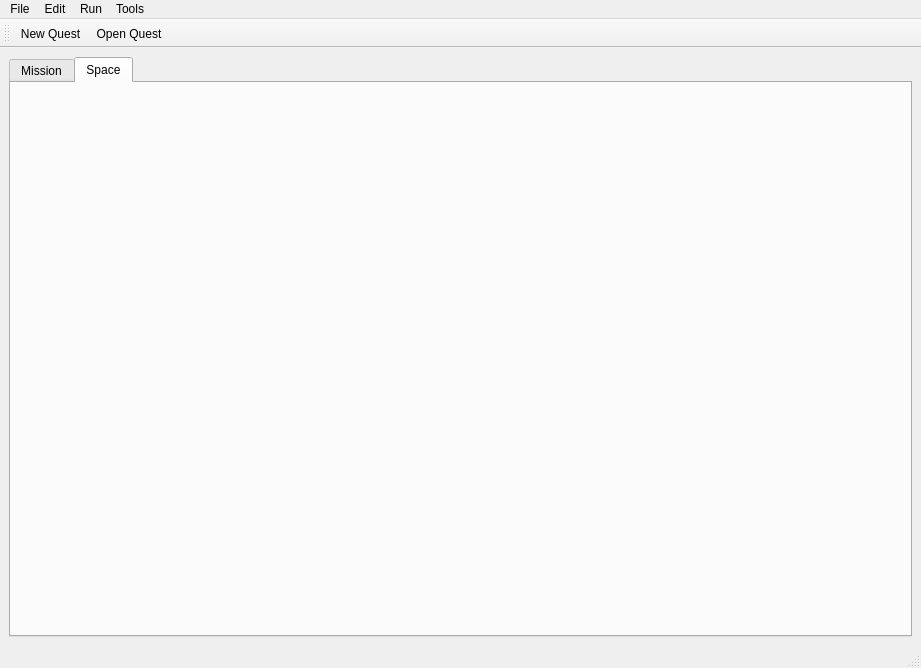
Before: the Qt Designer form ui/editorwindow.ui in hkeeble/ProcLevelDesigner, drawn with Qt 5.
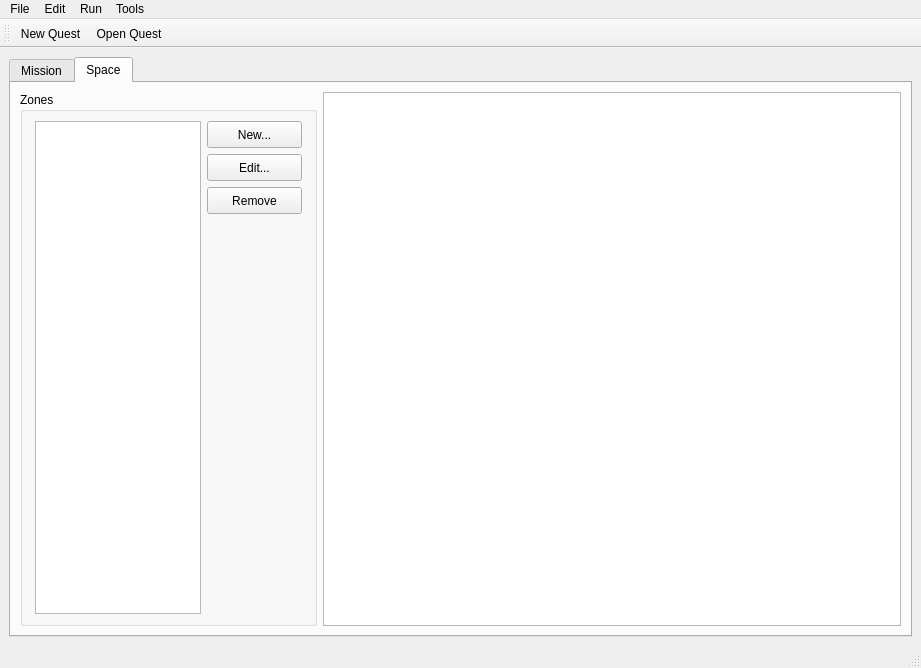
After: the same form once the commit is applied. The open tabs and pages were chosen to show the change.

Commit message: Working on zones and space

Patch:
```diff
--- a/ui/editorwindow.ui
+++ b/ui/editorwindow.ui
@@ -281,6 +281,134 @@
        <attribute name="title">
         <string>Space</string>
        </attribute>
+       <layout class="QGridLayout" name="gridLayout_6">
+        <item row="0" column="0">
+         <layout class="QHBoxLayout" name="horizontalLayout_3">
+          <item>
+           <widget class="QGroupBox" name="zoneGroupBox">
+            <property name="maximumSize">
+             <size>
+              <width>297</width>
+              <height>10000</height>
+             </size>
+            </property>
+            <property name="title">
+             <string>Zones</string>
+            </property>
+            <layout class="QGridLayout" name="gridLayout_5">
+             <item row="0" column="0">
+              <layout class="QHBoxLayout" name="horizontalLayout_2">
+               <item>
+                <widget class="QListView" name="zoneList">
+                 <property name="minimumSize">
+                  <size>
+                   <width>166</width>
+                   <height>0</height>
+                  </size>
+                 </property>
+                 <property name="maximumSize">
+                  <size>
+                   <width>166</width>
+                   <height>16777215</height>
+                  </size>
+                 </property>
+                </widget>
+               </item>
+               <item>
+                <layout class="QVBoxLayout" name="verticalLayout_3">
+                 <item>
+                  <widget class="QPushButton" name="newZoneButton">
+                   <property name="minimumSize">
+                    <size>
+                     <width>95</width>
+                     <height>27</height>
+                    </size>
+                   </property>
+                   <property name="maximumSize">
+                    <size>
+                     <width>95</width>
+                     <height>27</height>
+                    </size>
+                   </property>
+                   <property name="text">
+                    <string>New...</string>
+                   </property>
+                  </widget>
+                 </item>
+                 <item>
+                  <widget class="QPushButton" name="editZoneButton">
+                   <property name="minimumSize">
+                    <size>
+                     <width>95</width>
+                     <height>27</height>
+                    </size>
+                   </property>
+                   <property name="maximumSize">
+                    <size>
+                     <width>95</width>
+                     <height>27</height>
+                    </size>
+                   </property>
+                   <property name="text">
+                    <string>Edit...</string>
+                   </property>
+                  </widget>
+                 </item>
+                 <item>
+                  <widget class="QPushButton" name="removeZoneButton">
+                   <property name="minimumSize">
+                    <size>
+                     <width>95</width>
+                     <height>27</height>
+                    </size>
+                   </property>
+                   <property name="maximumSize">
+                    <size>
+                     <width>95</width>
+                     <height>27</height>
+                    </size>
+                   </property>
+                   <property name="text">
+                    <string>Remove</string>
+                   </property>
+                  </widget>
+                 </item>
+                 <item>
+                  <spacer name="verticalSpacer_3">
+                   <property name="orientation">
+                    <enum>Qt::Vertical</enum>
+                   </property>
+                   <property name="sizeType">
+                    <enum>QSizePolicy::Expanding</enum>
+                   </property>
+                   <property name="sizeHint" stdset="0">
+                    <size>
+                     <width>20</width>
+                     <height>40</height>
+                    </size>
+                   </property>
+                  </spacer>
+                 </item>
+                </layout>
+               </item>
+              </layout>
+             </item>
+            </layout>
+           </widget>
+          </item>
+          <item>
+           <widget class="QGraphicsView" name="spaceView">
+            <property name="sizePolicy">
+             <sizepolicy hsizetype="Preferred" vsizetype="Preferred">
+              <horstretch>0</horstretch>
+              <verstretch>0</verstretch>
+             </sizepolicy>
+            </property>
+           </widget>
+          </item>
+         </layout>
+        </item>
+       </layout>
       </widget>
      </widget>
     </item>
```
Left out of the diff: 2 changed lines with no effect on the pictures. The commit also changes 20 other files.
